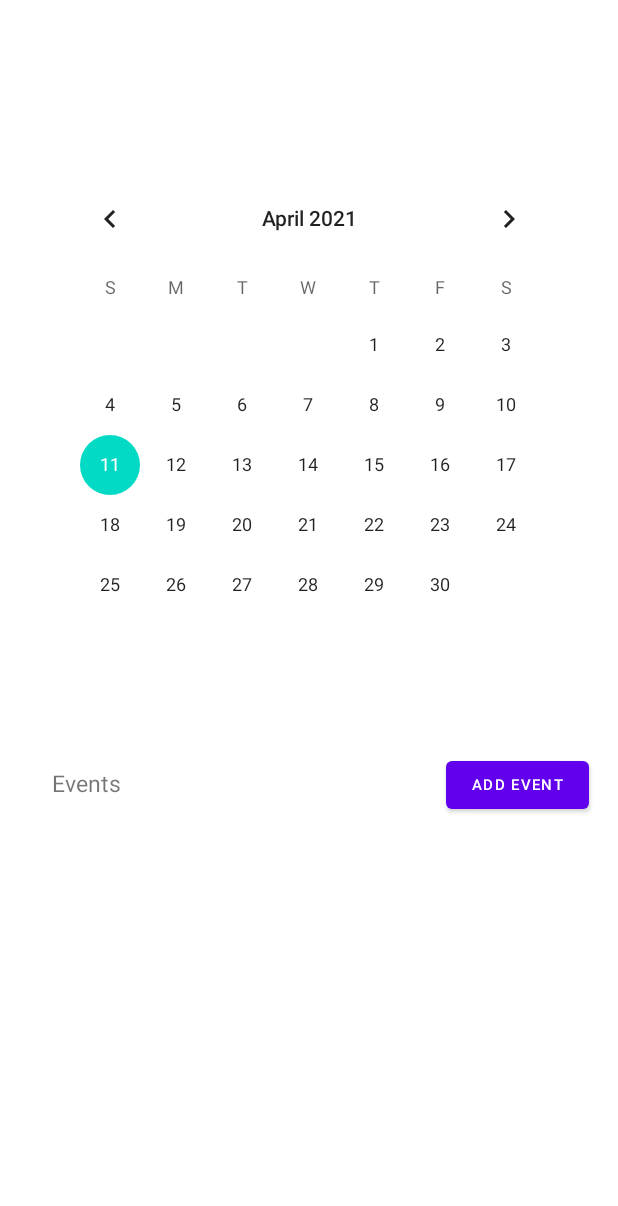
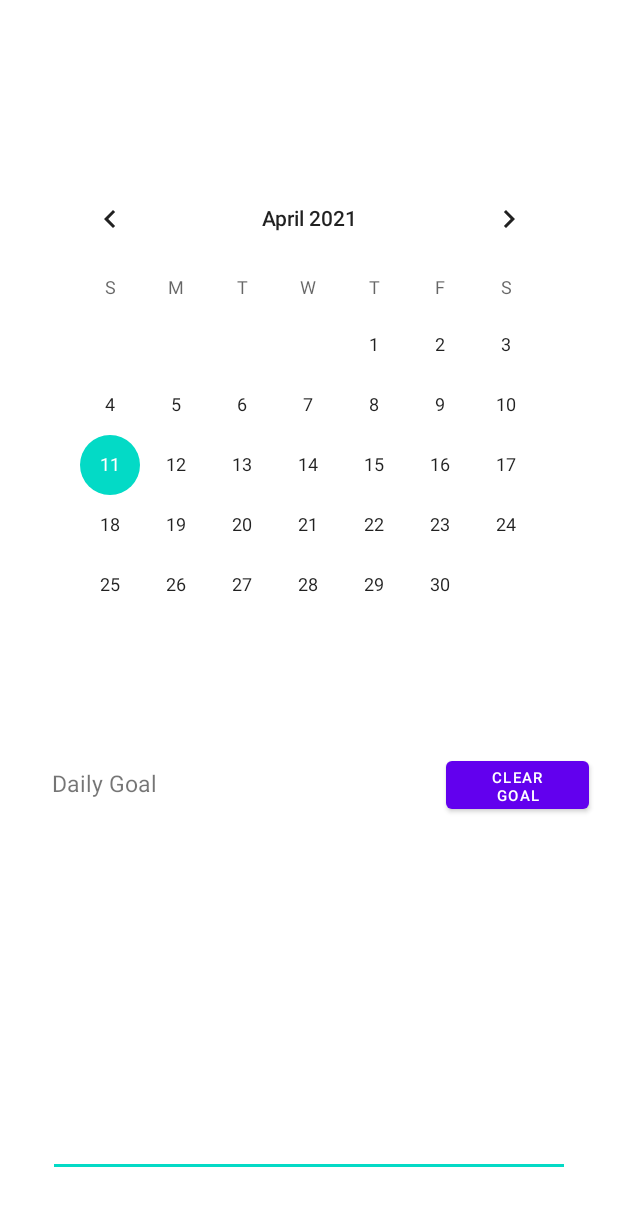
Before and after one commit to tannnguyen13/Water_Reminder_Citrus_Hack_NART, an Android app: the Calander screen opened directly, with no data from a screen before it, on a phone screen of 412 x 824 dp. Shown: the top 1206 px of the screen. Run offline under Robolectric (Android 15) with nearby library versions, the phone set to English and light mode, and no system bars.

Commit message:
Finished calendar features

```diff
--- a/app/src/main/AndroidManifest.xml
+++ b/app/src/main/AndroidManifest.xml
@@ -20,6 +20,7 @@
         <activity android:name=".home_screen">
 
         </activity>
+        <activity android:name=".event_adder"/>
         <activity android:name=".Calander"></activity>
         <activity
             android:name=".grab_weight"
--- a/app/src/main/java/com/example/waterreminder/Calander.kt
+++ b/app/src/main/java/com/example/waterreminder/Calander.kt
@@ -1,11 +1,52 @@
 package com.example.waterreminder
 
+import android.content.Intent
 import androidx.appcompat.app.AppCompatActivity
 import android.os.Bundle
+import android.widget.Button
+import android.widget.EditText
 
 class Calander : AppCompatActivity() {
     override fun onCreate(savedInstanceState: Bundle?) {
         super.onCreate(savedInstanceState)
         setContentView(R.layout.activity_calander)
+
+        val clearButt = findViewById<Button>(R.id.clearButton);
+        val userGoal = findViewById<EditText>(R.id.editTextTextPersonName);
+
+        clearButt.setOnClickListener {
+            userGoal.setText("");
+        }
+
+    }
+
+    override fun onPause() {
+        super.onPause()
+
+        val sharedPref = getSharedPreferences("SHARED_PREFS", MODE_PRIVATE);
+        val editor = sharedPref.edit();
+
+        val goalVal = findViewById<EditText> (R.id.editTextTextPersonName);
+        //if (goalVal.text.toString() != "0" && goalVal.text.toString() != "") {
+        editor.putString("Goal", goalVal.text.toString());
+        editor.commit();
+        //}
+        //editor.commit();
+    }
+
+    override fun onResume() {
+        super.onResume()
+
+        val sharedPref = getSharedPreferences("SHARED_PREFS", MODE_PRIVATE);
+        val editor = sharedPref.edit();
+
+        val goalVal = findViewById<EditText> (R.id.editTextTextPersonName);
+        if (sharedPref.getString("Goal", "" ) != "") {
+            goalVal.setText(sharedPref.getString("Goal", ""));
+        }
+        else {
+            goalVal.setText("");
+        }
+
     }
 }
--- a/app/src/main/res/layout/activity_calander.xml
+++ b/app/src/main/res/layout/activity_calander.xml
@@ -34,7 +34,7 @@
         android:layout_marginEnd="300dp"
         android:layout_marginRight="300dp"
         android:layout_marginBottom="250dp"
-        android:text="Events"
+        android:text="Daily Goal"
         android:textSize="15sp"
         app:layout_constraintBottom_toBottomOf="parent"
         app:layout_constraintEnd_toEndOf="parent"
@@ -42,7 +42,7 @@
         app:layout_constraintTop_toBottomOf="@+id/calendarView" />
 
     <Button
-        android:id="@+id/button"
+        android:id="@+id/clearButton"
         android:layout_width="95dp"
         android:layout_height="44dp"
         android:layout_marginStart="200dp"
@@ -51,10 +51,28 @@
         android:layout_marginEnd="30dp"
         android:layout_marginRight="30dp"
         android:layout_marginBottom="250dp"
-        android:text="Add Event"
+        android:text="Clear Goal"
         android:textSize="10sp"
         app:layout_constraintBottom_toBottomOf="parent"
         app:layout_constraintEnd_toEndOf="parent"
         app:layout_constraintStart_toEndOf="@+id/textView"
         app:layout_constraintTop_toBottomOf="@+id/calendarView" />
+
+    <EditText
+        android:id="@+id/editTextTextPersonName"
+        android:layout_width="348dp"
+        android:layout_height="200dp"
+        android:layout_marginStart="30dp"
+        android:layout_marginLeft="30dp"
+        android:layout_marginTop="30dp"
+        android:layout_marginEnd="30dp"
+        android:layout_marginRight="30dp"
+        android:layout_marginBottom="30dp"
+        android:ems="10"
+        android:inputType="textPersonName"
+        android:text="Drink enough water!"
+        app:layout_constraintBottom_toBottomOf="parent"
+        app:layout_constraintEnd_toEndOf="parent"
+        app:layout_constraintStart_toStartOf="parent"
+        app:layout_constraintTop_toBottomOf="@+id/clearButton" />
 </androidx.constraintlayout.widget.ConstraintLayout>
```
